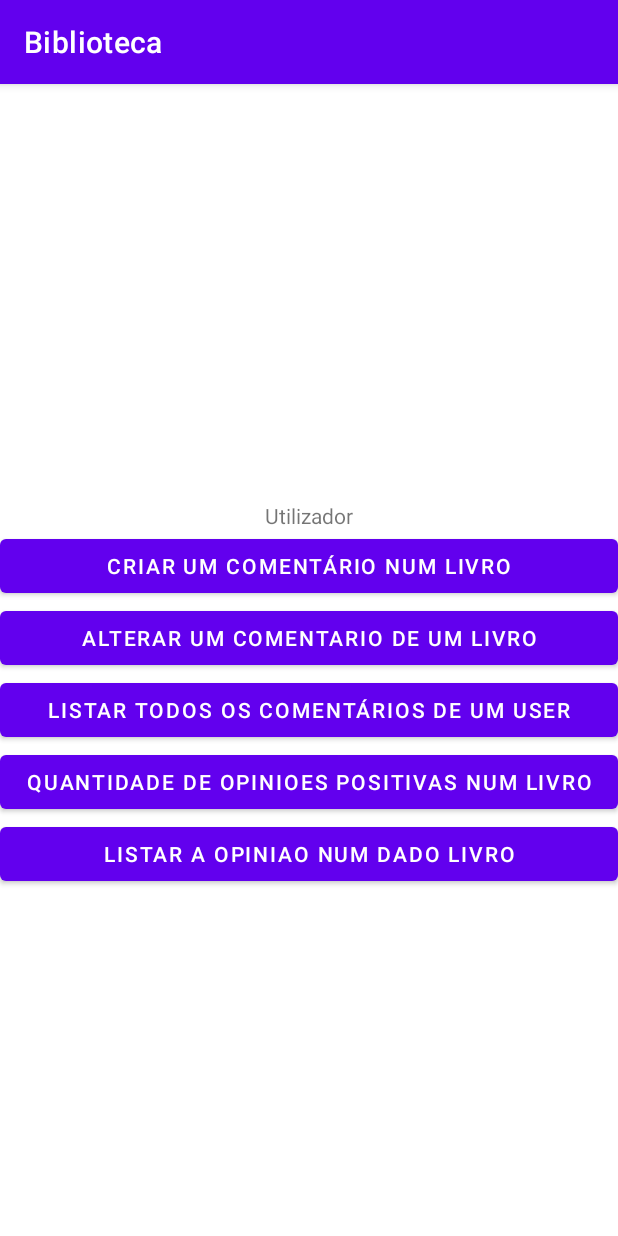
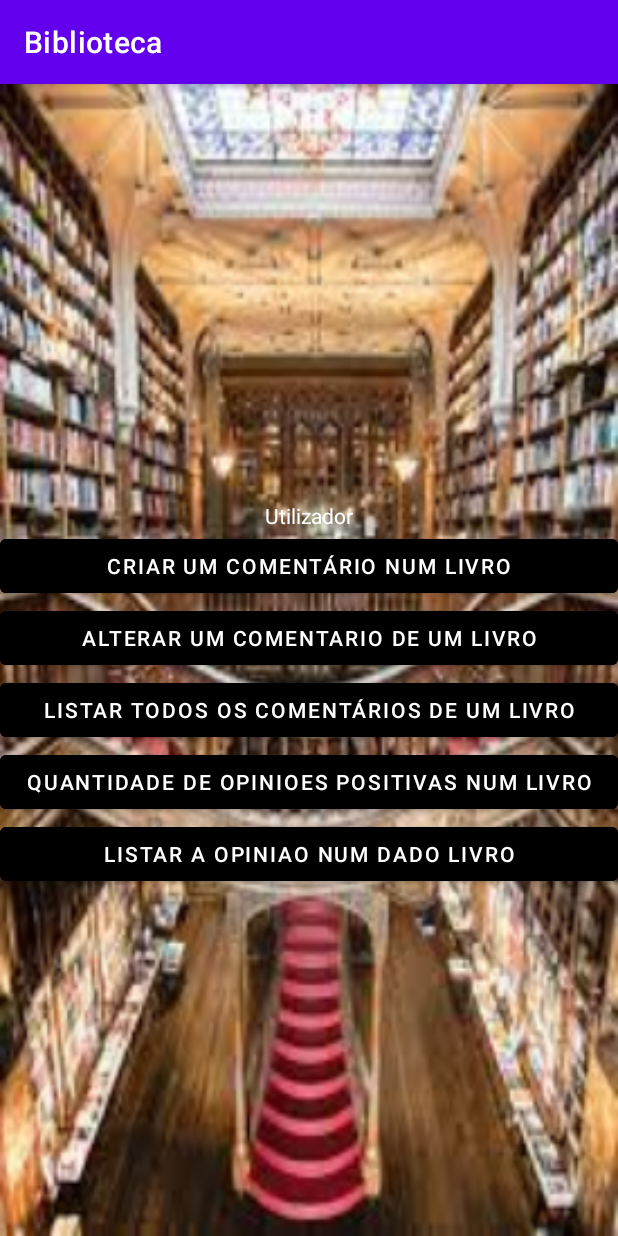
Before and after one commit to DavidFerreira02/DSSMV_ProjectDroid_1201370, an Android app: the screen it shows after launch (UtilizadorActivity), after a tap on "ENTRAR COMO VISITANTE", on a phone screen of 412 x 824 dp. Run offline under Robolectric (Android 15) with nearby library versions, the phone set to English and light mode, and no system bars; 6 statements that could not run were skipped; 1 other tap on this screen came first.

Commit message:
minor changes + visual changes

```diff
--- a/LibraryOnlineIsep/app/src/main/java/com/example/biblioteca/MainActivity.java
+++ b/LibraryOnlineIsep/app/src/main/java/com/example/biblioteca/MainActivity.java
@@ -92,9 +92,7 @@ public class MainActivity extends AppCompatActivity {
             case R.id.reload:
                 getInfoDataFromWS();
                 return true;
-            case R.id.settings:
-                openSettingsMainActivity();
-                return true;
+
             default:
                 return super.onOptionsItemSelected(item);
         }
--- a/LibraryOnlineIsep/app/src/main/res/layout/activity_alterar_comentario.xml
+++ b/LibraryOnlineIsep/app/src/main/res/layout/activity_alterar_comentario.xml
@@ -63,13 +63,15 @@
                     android:text="Adicionar"
                     android:layout_width="wrap_content"
                     android:layout_height="wrap_content"
-                    android:layout_weight="1"/>
+                    android:layout_weight="1"
+                    android:backgroundTint="@color/black"/>
             <Button
                     android:id="@+id/btCancel"
                     android:text="Cancelar"
                     android:layout_width="wrap_content"
                     android:layout_height="wrap_content"
-                    android:layout_weight="1"/>
+                    android:layout_weight="1"
+                    android:backgroundTint="@color/black"/>
         </LinearLayout>
 
     </LinearLayout>
--- a/LibraryOnlineIsep/app/src/main/res/layout/activity_alterar_informacoes_biblioteca.xml
+++ b/LibraryOnlineIsep/app/src/main/res/layout/activity_alterar_informacoes_biblioteca.xml
@@ -47,13 +47,15 @@
                     android:text="Adicionar"
                     android:layout_width="wrap_content"
                     android:layout_height="wrap_content"
-                    android:layout_weight="1"/>
+                    android:layout_weight="1"
+                    android:backgroundTint="@color/black"/>
             <Button
                     android:id="@+id/btCancel"
                     android:text="Cancelar"
                     android:layout_width="wrap_content"
                     android:layout_height="wrap_content"
-                    android:layout_weight="1"/>
+                    android:layout_weight="1"
+                    android:backgroundTint="@color/black"/>
         </LinearLayout>
 
     </LinearLayout>
--- a/LibraryOnlineIsep/app/src/main/res/layout/activity_alterar_livro.xml
+++ b/LibraryOnlineIsep/app/src/main/res/layout/activity_alterar_livro.xml
@@ -47,13 +47,15 @@
                     android:text="Adicionar"
                     android:layout_width="wrap_content"
                     android:layout_height="wrap_content"
-                    android:layout_weight="1"/>
+                    android:layout_weight="1"
+                    android:backgroundTint="@color/black"/>
             <Button
                     android:id="@+id/btCancel"
                     android:text="Cancelar"
                     android:layout_width="wrap_content"
                     android:layout_height="wrap_content"
-                    android:layout_weight="1"/>
+                    android:layout_weight="1"
+                    android:backgroundTint="@color/black"/>
         </LinearLayout>
 
     </LinearLayout>
--- a/LibraryOnlineIsep/app/src/main/res/layout/activity_criar_comentario.xml
+++ b/LibraryOnlineIsep/app/src/main/res/layout/activity_criar_comentario.xml
@@ -63,13 +63,15 @@
                     android:text="Adicionar"
                     android:layout_width="wrap_content"
                     android:layout_height="wrap_content"
-                    android:layout_weight="1"/>
+                    android:layout_weight="1"
+                    android:backgroundTint="@color/black"/>
             <Button
                     android:id="@+id/btCancel"
                     android:text="Cancelar"
                     android:layout_width="wrap_content"
                     android:layout_height="wrap_content"
-                    android:layout_weight="1"/>
+                    android:layout_weight="1"
+                    android:backgroundTint="@color/black"/>
         </LinearLayout>
 
     </LinearLayout>
--- a/LibraryOnlineIsep/app/src/main/res/layout/activity_criar_livro.xml
+++ b/LibraryOnlineIsep/app/src/main/res/layout/activity_criar_livro.xml
@@ -47,13 +47,15 @@
                     android:text="Adicionar"
                     android:layout_width="wrap_content"
                     android:layout_height="wrap_content"
-                    android:layout_weight="1"/>
+                    android:layout_weight="1"
+                    android:backgroundTint="@color/black"/>
             <Button
                     android:id="@+id/btCancel"
                     android:text="Cancelar"
                     android:layout_width="wrap_content"
                     android:layout_height="wrap_content"
-                    android:layout_weight="1"/>
+                    android:layout_weight="1"
+                    android:backgroundTint="@color/black"/>
         </LinearLayout>
 
     </LinearLayout>
--- a/LibraryOnlineIsep/app/src/main/res/layout/activity_informacoes_listar_comentarios.xml
+++ b/LibraryOnlineIsep/app/src/main/res/layout/activity_informacoes_listar_comentarios.xml
@@ -36,13 +36,15 @@
                     android:text="Adicionar"
                     android:layout_width="wrap_content"
                     android:layout_height="wrap_content"
-                    android:layout_weight="1"/>
+                    android:layout_weight="1"
+                    android:backgroundTint="@color/black"/>
             <Button
                     android:id="@+id/btCancel"
                     android:text="Cancelar"
                     android:layout_width="wrap_content"
                     android:layout_height="wrap_content"
-                    android:layout_weight="1"/>
+                    android:layout_weight="1"
+                    android:backgroundTint="@color/black"/>
         </LinearLayout>
 
     </LinearLayout>
--- a/LibraryOnlineIsep/app/src/main/res/layout/activity_listar_comentario.xml
+++ b/LibraryOnlineIsep/app/src/main/res/layout/activity_listar_comentario.xml
@@ -48,13 +48,15 @@
                     android:text="Adicionar"
                     android:layout_width="wrap_content"
                     android:layout_height="wrap_content"
-                    android:layout_weight="1"/>
+                    android:layout_weight="1"
+                    android:backgroundTint="@color/black"/>
             <Button
                     android:id="@+id/btCancel"
                     android:text="Cancelar"
                     android:layout_width="wrap_content"
                     android:layout_height="wrap_content"
-                    android:layout_weight="1"/>
+                    android:layout_weight="1"
+                    android:backgroundTint="@color/black"/>
         </LinearLayout>
         <TextView
                 android:text=""
--- a/LibraryOnlineIsep/app/src/main/res/layout/activity_utilizador.xml
+++ b/LibraryOnlineIsep/app/src/main/res/layout/activity_utilizador.xml
@@ -6,7 +6,8 @@
         android:layout_height="match_parent"
         android:orientation="vertical"
         android:gravity="center"
-        tools:context=".MainActivity">
+        tools:context=".MainActivity"
+        android:background="@drawable/library">
 
     <ProgressBar
             android:id="@+id/progressBar"
@@ -19,26 +20,32 @@
     <TextView
             android:text="Utilizador"
             android:layout_width="wrap_content"
-            android:layout_height="wrap_content" android:id="@+id/textview"/>
+            android:layout_height="wrap_content" android:id="@+id/textview"
+            android:textColor="@color/white"/>
     <Button
             android:text="Criar um comentário num livro"
             android:layout_width="match_parent"
-            android:layout_height="wrap_content" android:id="@+id/criarComentario"/>
+            android:layout_height="wrap_content" android:id="@+id/criarComentario"
+            android:backgroundTint="@color/black"/>
     <Button
             android:text="Alterar um comentario de um livro"
             android:layout_width="match_parent"
-            android:layout_height="wrap_content" android:id="@+id/alterarComentario"/>
+            android:layout_height="wrap_content" android:id="@+id/alterarComentario"
+            android:backgroundTint="@color/black"/>
     <Button
-            android:text="Listar todos os comentários de um user"
+            android:text="Listar todos os comentários de um livro"
             android:layout_width="match_parent"
-            android:layout_height="wrap_content" android:id="@+id/listarComentarios"/>
+            android:layout_height="wrap_content" android:id="@+id/listarComentarios"
+            android:backgroundTint="@color/black"/>
     <Button
             android:text="Quantidade de opinioes positivas num livro"
             android:layout_width="match_parent"
-            android:layout_height="wrap_content" android:id="@+id/quantidadePositivos"/>
+            android:layout_height="wrap_content" android:id="@+id/quantidadePositivos"
+            android:backgroundTint="@color/black"/>
     <Button
             android:text="Listar a opiniao num dado livro"
             android:layout_width="match_parent"
-            android:layout_height="wrap_content" android:id="@+id/listarOpiniao"/>
+            android:layout_height="wrap_content" android:id="@+id/listarOpiniao"
+            android:backgroundTint="@color/black"/>
 
 </androidx.appcompat.widget.LinearLayoutCompat>
--- a/LibraryOnlineIsep/app/src/main/res/menu/optionmenu_main.xml
+++ b/LibraryOnlineIsep/app/src/main/res/menu/optionmenu_main.xml
@@ -3,8 +3,5 @@
     <item
             android:id="@+id/reload"
             android:title="Reload"/>
-    <item
-            android:id="@+id/settings"
-            android:title="GPS"/>
 
 </menu>
```
Also changed, not shown: LibraryOnlineIsep/app/src/main/java/com/example/biblioteca/Handler/JsonHandler.java (+0 -13 lines), LibraryOnlineIsep/app/src/main/java/com/example/biblioteca/Helper/Utils.java (+2 -10 lines), LibraryOnlineIsep/app/src/main/res/layout/activity_funcionario.xml (+6 -3 lines), LibraryOnlineIsep/app/src/main/res/layout/activity_quantidade_positivos.xml (+7 -4 lines), LibraryOnlineIsep/app/src/main/res/layout/activity_settings_main.xml (deleted, +0 -65 lines).
